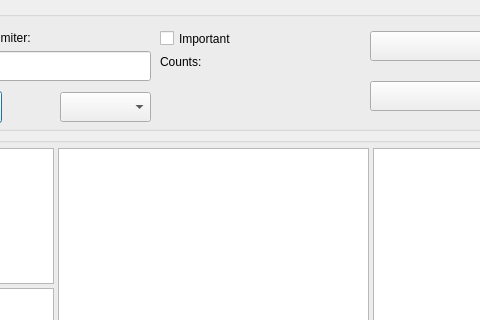
First picture: the form in GUI_UIs/ui_dialog_report_codings.ui, repository ccbogel/QualCoder, before the edit; both pictures show x 281 to 761 and y 0 to 320 of the 989 by 580 pixel window.
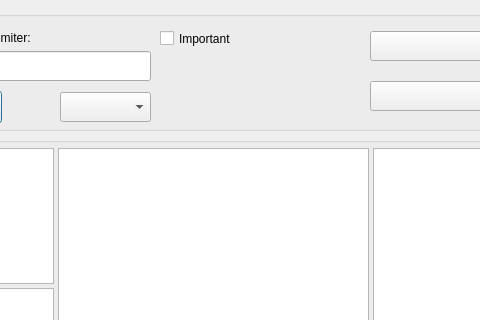
Second picture: the form after the edit.

What changed in the file:
```diff
--- a/GUI_UIs/ui_dialog_report_codings.ui
+++ b/GUI_UIs/ui_dialog_report_codings.ui
@@ -169,37 +169,6 @@
        </property>
       </item>
      </widget>
-     <widget class="QLabel" name="label_counts">
-      <property name="geometry">
-       <rect>
-        <x>430</x>
-        <y>44</y>
-        <width>161</width>
-        <height>60</height>
-       </rect>
-      </property>
-      <property name="minimumSize">
-       <size>
-        <width>0</width>
-        <height>60</height>
-       </size>
-      </property>
-      <property name="maximumSize">
-       <size>
-        <width>16777215</width>
-        <height>60</height>
-       </size>
-      </property>
-      <property name="text">
-       <string>Counts:</string>
-      </property>
-      <property name="alignment">
-       <set>Qt::AlignLeading|Qt::AlignLeft|Qt::AlignTop</set>
-      </property>
-      <property name="wordWrap">
-       <bool>true</bool>
-      </property>
-     </widget>
      <widget class="QLabel" name="label_title">
       <property name="geometry">
        <rect>
```
